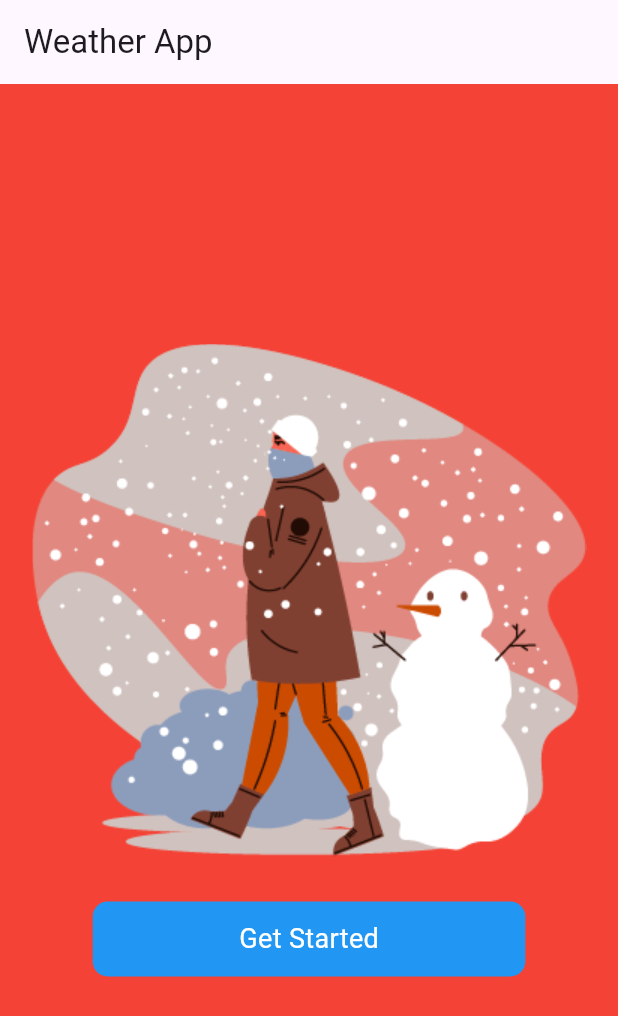
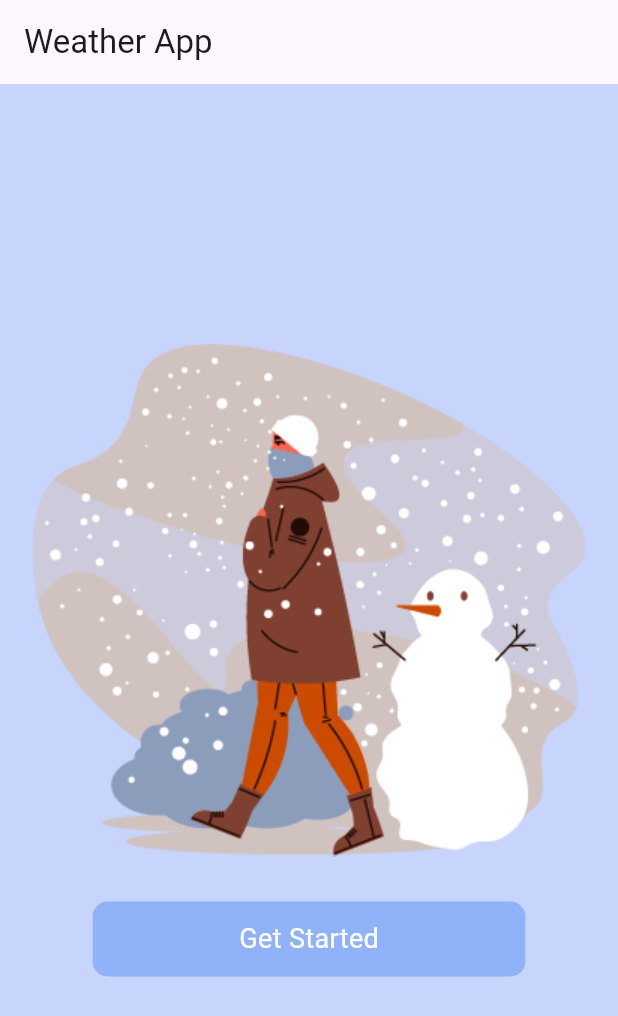
Before and after one commit to rohitranjan753/ClimaCast, a Flutter app: the screen it shows after launch, on a phone screen of 412 x 824 dp. Shown: the top 1016 px of the screen. Run offline on Flutter 3.47's test engine with Material 2 defaults, Android fonts, the phone set to English and light mode, and no system bars.

```diff
--- a/lib/get_started.dart
+++ b/lib/get_started.dart
@@ -1,4 +1,6 @@
 import 'package:flutter/material.dart';
+import 'package:weatherapp/models/constants.dart';
+import 'package:weatherapp/welcome_screen.dart';
 
 class GetStarted extends StatefulWidget {
   const GetStarted({Key? key}) : super(key: key);
@@ -10,6 +12,7 @@ class GetStarted extends StatefulWidget {
 class _GetStartedState extends State<GetStarted> {
   @override
   Widget build(BuildContext context) {
+    Constants myConstants = Constants();
     Size size = MediaQuery.of(context).size;
     return Scaffold(
       appBar: AppBar(
@@ -18,7 +21,7 @@ class _GetStartedState extends State<GetStarted> {
       body: Container(
         width: size.width,
         height: size.height,
-        color: Colors.red,
+        color: myConstants.primaryColor.withOpacity(0.5),
         child: Center(
           child: Column(
             mainAxisAlignment: MainAxisAlignment.center,
@@ -26,15 +29,20 @@ class _GetStartedState extends State<GetStarted> {
             children: [
               Image.asset('assets/get-started.png'),
               const SizedBox(height: 30,),
-              Container(
-                height: 50,
-                width: size.width*0.7,
-                decoration: const BoxDecoration(
-                  color: Colors.blue,
-                  borderRadius: BorderRadius.all(Radius.circular(10)),
-                ),
-                child: const Center(
-                  child: Text('Get Started',style: TextStyle(color: Colors.white,fontSize: 18),),
+              GestureDetector(
+                onTap: (){
+                  Navigator.pushReplacement(context, MaterialPageRoute(builder: (context)=>WelcomeScreen()));
+                },
+                child: Container(
+                  height: 50,
+                  width: size.width*0.7,
+                  decoration: BoxDecoration(
+                    color: myConstants.primaryColor,
+                    borderRadius: const BorderRadius.all(Radius.circular(10)),
+                  ),
+                  child: const Center(
+                    child: Text('Get Started',style: TextStyle(color: Colors.white,fontSize: 18),),
+                  ),
                 ),
               )
             ],
```
Also changed, not shown: lib/welcome_screen.dart (added, +14 -0 lines).
